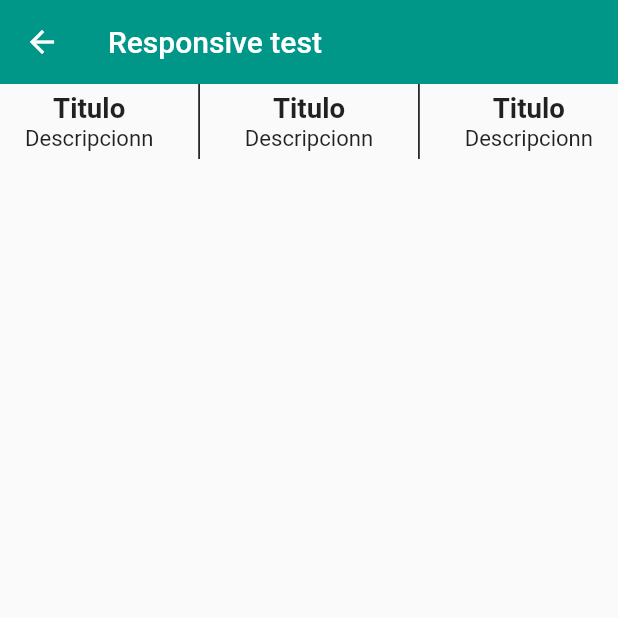
After one commit to checomperez31/components, a Flutter app: the TestScreen screen opened by its route, on a phone screen of 412 x 824 dp, the top half of it. The commit adds this screen. Run offline on Flutter 3.47's test engine with Material 2 defaults, Android fonts, the phone set to English and light mode, and no system bars.

Commit message:
Pruebas de responsividad

```diff
--- a/lib/main.dart
+++ b/lib/main.dart
@@ -1,10 +1,9 @@
-import 'package:components/screens/home_screen.dart';
-import 'package:components/theme/app_theme.dart';
 import 'package:flutter/material.dart';
 
 import 'package:components/router/app_routes.dart';
+import 'package:components/theme/app_theme.dart';
 
-void main() => runApp(MyApp());
+void main() => runApp(const MyApp());
 
 class MyApp extends StatelessWidget {
 
@@ -25,7 +24,7 @@ class MyApp extends StatelessWidget {
   /**
    * Function to navigate to another component from splashscreen
    */
-  Widget createOrNavigateInSplashScreen(BuildContext context) {
+  /* Widget createOrNavigateInSplashScreen(BuildContext context) {
     return Center(
       child: FutureBuilder(
         future: authService.hasToken(), //this should be the method and it has to return a futurebuilder
@@ -47,5 +46,5 @@ class MyApp extends StatelessWidget {
         },
       ),
     );
+  } */
 }
-}
--- a/lib/router/app_routes.dart
+++ b/lib/router/app_routes.dart
@@ -14,6 +14,7 @@ class AppRoutes {
     MenuOption(route: 'cards', name: 'Cards', screen: const CardScreen(), icon: Icons.credit_card),
     MenuOption(route: 'avatar', name: 'Avatar', screen: const AvatarScreen(), icon: Icons.supervised_user_circle_outlined),
     MenuOption(route: 'animated', name: 'Animated container', screen: const AnimatedScreen(), icon: Icons.play_circle_fill_outlined),
+    MenuOption(route: 'test', name: 'Test Screen', screen: const TestScreen(), icon: Icons.screen_lock_landscape),
   ];
 
   static Map<String, Widget Function(BuildContext)> getAppRoutes() {
--- a/lib/screens/screens.dart
+++ b/lib/screens/screens.dart
@@ -5,3 +5,4 @@ export 'listview1_screen.dart';
 export 'listview2_screen.dart';
 export 'avatar_screen.dart';
 export 'animated_screen.dart';
+export 'test_screen.dart';
--- /dev/null
+++ b/lib/screens/test_screen.dart
@@ -0,0 +1,53 @@
+import 'package:components/utils/responsive.dart';
+import 'package:flutter/material.dart';
+
+class TestScreen extends StatelessWidget {
+
+  const TestScreen({Key? key}) : super(key: key);
+
+  @override
+  Widget build(BuildContext context) {
+    Responsive responsive = Responsive.of( context );
+    return Scaffold(
+      appBar: AppBar(
+        title: const Text('Responsive test'),
+      ),
+      body: Row(
+        mainAxisSize: MainAxisSize.max,
+        children: [
+          Expanded(child: Column(
+            children: [
+              Row(
+                mainAxisAlignment: MainAxisAlignment.center,
+                children: [
+                  getWidget(responsive),
+                  const SizedBox(
+                    height: 50,
+                    width: 61,
+                    child: VerticalDivider(color: Colors.black, thickness: 1, width: 1)
+                    ),
+                  getWidget(responsive),
+                  const SizedBox(
+                    height: 50,
+                    width: 61,
+                    child: VerticalDivider(color: Colors.black, thickness: 1, width: 1)
+                    ),
+                  getWidget(responsive),
+                ],
+              )
+            ],
+          ))
+        ],
+      )
+    );
+  }
+
+  Widget getWidget(Responsive responsive) {
+    return Column(
+      children: [
+        Text('Titulo', style: TextStyle(fontSize: responsive.dp(2), fontWeight: FontWeight.w600),),
+        Text('Descripcionn', style: TextStyle(fontSize: responsive.dp(1.6)),),
+      ],
+    );
+  }
+}
--- /dev/null
+++ b/lib/utils/responsive.dart
@@ -0,0 +1,23 @@
+import 'package:flutter/material.dart';
+import 'dart:math' as math;
+
+class Responsive {
+  double _width = 0, _height = 0, _diagonal = 0;
+
+  Responsive(BuildContext context) {
+    final Size size = MediaQuery.of( context ).size;
+    _width = size.width;
+    _height = size.height;
+    _diagonal = math.sqrt(math.pow(_width, 2) + math.pow(_height, 2));
+  }
+
+  static Responsive of(BuildContext context) => Responsive(context);
+
+  double get width => _width;
+  double get height => _height;
+  double get diagonal => _diagonal;
+
+  double wp(double percent) => _width * percent / 100;
+  double hp(double percent) => _height * percent / 100;
+  double dp(double percent) => _diagonal * percent / 100;
+}
```
Lines whose indentation alone changed are shown as unchanged.
